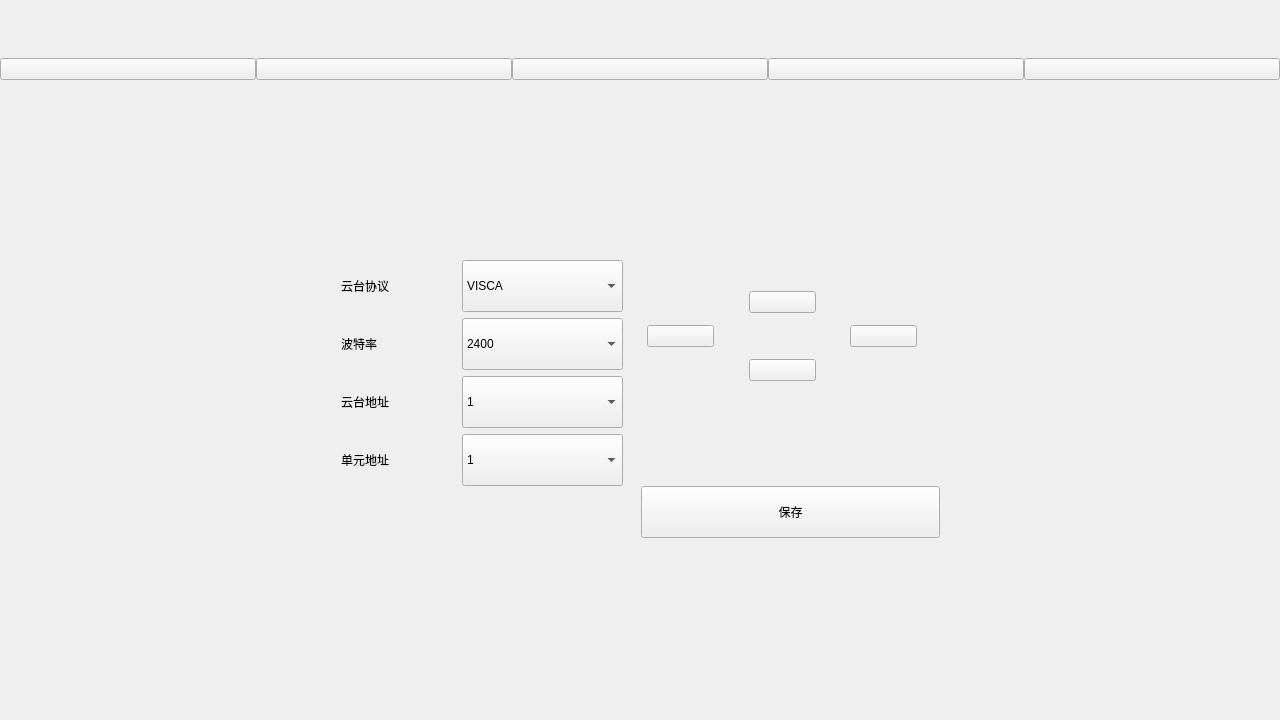
The window that funcView.ui (liyiyi111/sound) describes before a commit, drawn with Qt 5.
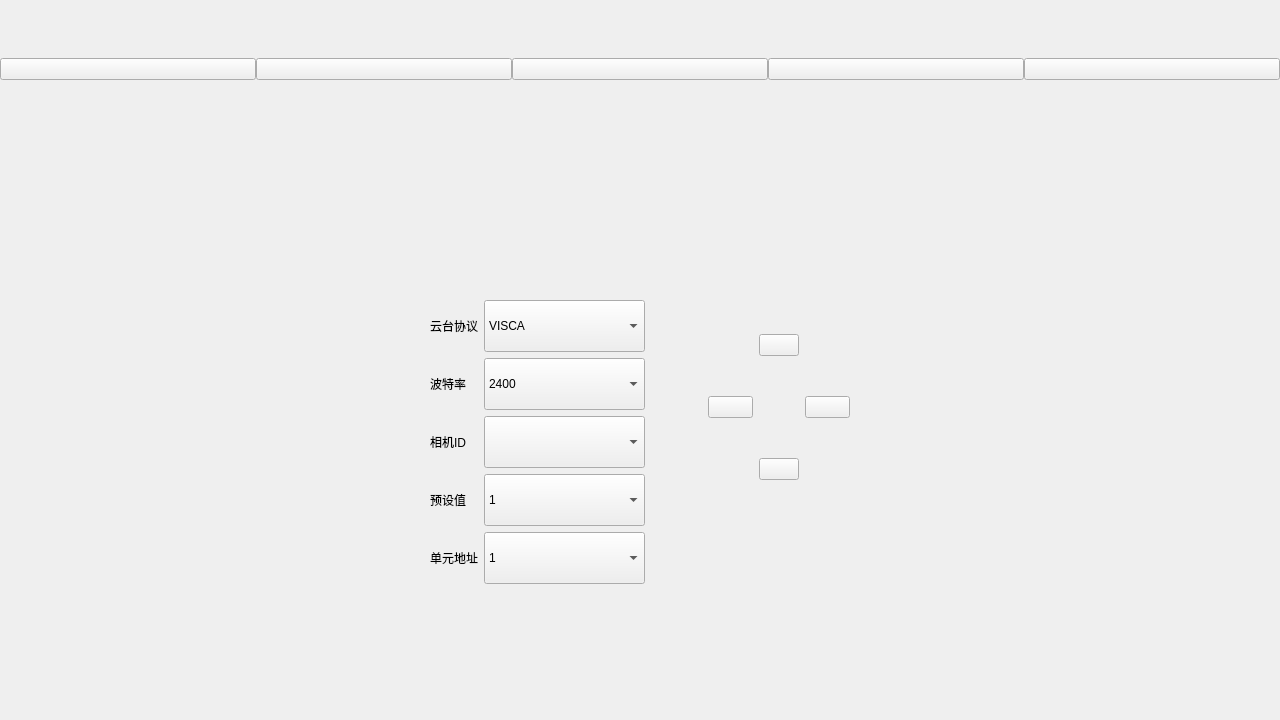
The same window after the commit. The open tabs and pages were chosen to show the change. Icons and pictures are not drawn. Custom widgets are drawn as their Qt base class.

```diff
--- a/funcView.ui
+++ b/funcView.ui
@@ -19,24 +19,15 @@
   <property name="windowTitle">
    <string>Form</string>
   </property>
-  <layout class="QGridLayout" name="gridLayout_10">
-   <property name="leftMargin">
-    <number>0</number>
-   </property>
-   <property name="topMargin">
-    <number>0</number>
-   </property>
-   <property name="rightMargin">
-    <number>0</number>
-   </property>
-   <property name="bottomMargin">
-    <number>0</number>
-   </property>
-   <property name="spacing">
-    <number>0</number>
-   </property>
-   <item row="0" column="0">
     <widget class="QWidget" name="widget" native="true">
+   <property name="geometry">
+    <rect>
+     <x>0</x>
+     <y>0</y>
+     <width>1280</width>
+     <height>798</height>
+    </rect>
+   </property>
      <property name="minimumSize">
       <size>
        <width>1280</width>
@@ -48,12 +39,12 @@
        <number>0</number>
       </property>
       <property name="topMargin">
-       <number>58</number>
+     <number>22</number>
       </property>
       <property name="rightMargin">
        <number>0</number>
       </property>
-      <item row="0" column="0">
+    <item row="1" column="0">
        <widget class="QWidget" name="hostWidget" native="true">
         <property name="maximumSize">
          <size>
@@ -115,7 +106,50 @@
         </layout>
        </widget>
       </item>
-      <item row="1" column="0">
+    <item row="0" column="0">
+     <layout class="QHBoxLayout" name="horizontalLayout_7">
+      <item>
+       <spacer name="horizontalSpacer_18">
+        <property name="orientation">
+         <enum>Qt::Horizontal</enum>
+        </property>
+        <property name="sizeHint" stdset="0">
+         <size>
+          <width>768</width>
+          <height>17</height>
+         </size>
+        </property>
+       </spacer>
+      </item>
+      <item>
+       <widget class="QPushButton" name="pushButton">
+        <property name="minimumSize">
+         <size>
+          <width>55</width>
+          <height>30</height>
+         </size>
+        </property>
+        <property name="text">
+         <string/>
+        </property>
+        <property name="icon">
+         <iconset resource="pic/image.qrc">
+          <normaloff>:/close.png</normaloff>:/close.png</iconset>
+        </property>
+        <property name="iconSize">
+         <size>
+          <width>50</width>
+          <height>30</height>
+         </size>
+        </property>
+        <property name="flat">
+         <bool>true</bool>
+        </property>
+       </widget>
+      </item>
+     </layout>
+    </item>
+    <item row="2" column="0">
        <widget class="QStackedWidget" name="stackedWidget">
         <property name="minimumSize">
          <size>
@@ -124,7 +158,7 @@
          </size>
         </property>
         <property name="currentIndex">
-         <number>0</number>
+       <number>2</number>
         </property>
         <widget class="QWidget" name="page_3">
          <layout class="QGridLayout" name="gridLayout">
@@ -453,19 +487,37 @@
          </layout>
         </widget>
         <widget class="QWidget" name="page">
-         <layout class="QGridLayout" name="gridLayout_11">
+       <layout class="QGridLayout" name="gridLayout_10">
+        <item row="0" column="1">
+         <spacer name="verticalSpacer_2">
+          <property name="orientation">
+           <enum>Qt::Vertical</enum>
+          </property>
+          <property name="sizeHint" stdset="0">
+           <size>
+            <width>20</width>
+            <height>185</height>
+           </size>
+          </property>
+         </spacer>
+        </item>
+        <item row="1" column="0">
+         <spacer name="horizontalSpacer_17">
+          <property name="orientation">
+           <enum>Qt::Horizontal</enum>
+          </property>
+          <property name="sizeHint" stdset="0">
+           <size>
+            <width>409</width>
+            <height>20</height>
+           </size>
+          </property>
+         </spacer>
+        </item>
           <item row="1" column="1">
-           <layout class="QVBoxLayout" name="verticalLayout_2">
-            <property name="spacing">
-             <number>0</number>
-            </property>
-            <item>
              <layout class="QHBoxLayout" name="horizontalLayout_2">
-              <property name="spacing">
-               <number>12</number>
-              </property>
               <item>
-               <layout class="QGridLayout" name="gridLayout_3" rowstretch="1,1,1,1" columnstretch="1,1">
+           <layout class="QGridLayout" name="gridLayout_3" rowstretch="1,0,0,0,0" columnstretch="1,0">
                 <property name="topMargin">
                  <number>0</number>
                 </property>
@@ -493,16 +545,13 @@
                     <string>9600</string>
                    </property>
                   </item>
-                  <item>
-                   <property name="text">
-                    <string>38400</string>
-                   </property>
-                  </item>
-                  <item>
+             </widget>
+            </item>
+            <item row="2" column="0">
+             <widget class="QLabel" name="label">
                    <property name="text">
-                    <string>115200</string>
-                   </property>
-                  </item>
+               <string>相机ID</string>
+              </property>
                  </widget>
                 </item>
                 <item row="1" column="0">
@@ -512,17 +561,10 @@
                   </property>
                  </widget>
                 </item>
-                <item row="0" column="0">
-                 <widget class="QLabel" name="lbprotocol">
+            <item row="4" column="0">
+             <widget class="QLabel" name="lbCell2">
                   <property name="text">
-                   <string>云台协议</string>
-                  </property>
-                 </widget>
-                </item>
-                <item row="2" column="0">
-                 <widget class="QLabel" name="lbHolder">
-                  <property name="text">
-                   <string>云台地址</string>
+               <string>单元地址</string>
                   </property>
                  </widget>
                 </item>
@@ -551,29 +593,21 @@
                   </item>
                  </widget>
                 </item>
-                <item row="3" column="1">
-                 <widget class="ComboBox" name="cbCell">
-                  <property name="minimumSize">
-                   <size>
-                    <width>161</width>
-                    <height>52</height>
-                   </size>
-                  </property>
-                  <item>
+            <item row="0" column="0">
+             <widget class="QLabel" name="lbprotocol">
                    <property name="text">
-                    <string>1</string>
-                   </property>
-                  </item>
+               <string>云台协议</string>
+              </property>
                  </widget>
                 </item>
                 <item row="3" column="0">
-                 <widget class="QLabel" name="lbCell2">
+             <widget class="QLabel" name="lbHolder">
                   <property name="text">
-                   <string>单元地址</string>
+               <string>预设值</string>
                   </property>
                  </widget>
                 </item>
-                <item row="2" column="1">
+            <item row="3" column="1">
                  <widget class="ComboBox" name="cbAddress">
                   <property name="minimumSize">
                    <size>
@@ -586,25 +620,88 @@
                     <string>1</string>
                    </property>
                   </item>
+              <item>
+               <property name="text">
+                <string>2</string>
+               </property>
+              </item>
+              <item>
+               <property name="text">
+                <string>3</string>
+               </property>
+              </item>
+              <item>
+               <property name="text">
+                <string>4</string>
+               </property>
+              </item>
+              <item>
+               <property name="text">
+                <string>5</string>
+               </property>
+              </item>
+              <item>
+               <property name="text">
+                <string>6</string>
+               </property>
+              </item>
+              <item>
+               <property name="text">
+                <string>7</string>
+               </property>
+              </item>
+             </widget>
+            </item>
+            <item row="2" column="1">
+             <widget class="QComboBox" name="cbCamera">
+              <property name="minimumSize">
+               <size>
+                <width>161</width>
+                <height>52</height>
+               </size>
+              </property>
+             </widget>
+            </item>
+            <item row="4" column="1">
+             <widget class="ComboBox" name="cbCell">
+              <property name="minimumSize">
+               <size>
+                <width>161</width>
+                <height>52</height>
+               </size>
+              </property>
+              <item>
+               <property name="text">
+                <string>1</string>
+               </property>
+              </item>
                  </widget>
                 </item>
                </layout>
               </item>
               <item>
-               <layout class="QVBoxLayout" name="verticalLayout_3">
-                <property name="bottomMargin">
-                 <number>7</number>
-                </property>
+           <spacer name="horizontalSpacer_16">
+            <property name="orientation">
+             <enum>Qt::Horizontal</enum>
+            </property>
+            <property name="sizeHint" stdset="0">
+             <size>
+              <width>40</width>
+              <height>20</height>
+             </size>
+            </property>
+           </spacer>
+          </item>
                 <item>
-                 <layout class="QGridLayout" name="gridLayout_4" rowstretch="1,1,1" columnstretch="1,1,1">
+           <layout class="QGridLayout" name="gridLayout_4">
                   <item row="0" column="0">
-                   <spacer name="horizontalSpacer_4">
+             <spacer name="horizontalSpacer_3">
                     <property name="orientation">
                      <enum>Qt::Horizontal</enum>
                     </property>
                     <property name="sizeHint" stdset="0">
                      <size>
-                      <width>68</width>
+                <width>40</width>
                       <height>20</height>
                      </size>
                     </property>
@@ -636,13 +733,13 @@
                    </widget>
                   </item>
                   <item row="0" column="2">
-                   <spacer name="horizontalSpacer_5">
+             <spacer name="horizontalSpacer_4">
                     <property name="orientation">
                      <enum>Qt::Horizontal</enum>
                     </property>
                     <property name="sizeHint" stdset="0">
                      <size>
-                      <width>68</width>
+                <width>40</width>
                       <height>20</height>
                      </size>
                     </property>
@@ -668,13 +765,13 @@
                    </widget>
                   </item>
                   <item row="1" column="1">
-                   <spacer name="horizontalSpacer_3">
+             <spacer name="horizontalSpacer_5">
                     <property name="orientation">
                      <enum>Qt::Horizontal</enum>
                     </property>
                     <property name="sizeHint" stdset="0">
                      <size>
-                      <width>68</width>
+                <width>40</width>
                       <height>20</height>
                      </size>
                     </property>
@@ -706,7 +803,7 @@
                     </property>
                     <property name="sizeHint" stdset="0">
                      <size>
-                      <width>68</width>
+                <width>40</width>
                       <height>20</height>
                      </size>
                     </property>
@@ -738,58 +835,23 @@
                     </property>
                     <property name="sizeHint" stdset="0">
                      <size>
-                      <width>68</width>
+                <width>40</width>
                       <height>20</height>
                      </size>
                     </property>
                    </spacer>
                   </item>
-                 </layout>
-                </item>
-                <item>
-                 <layout class="QHBoxLayout" name="horizontalLayout_3" stretch="1,1">
-                  <item>
-                   <widget class="QPushButton" name="btnBig">
-                    <property name="minimumSize">
-                     <size>
-                      <width>0</width>
-                      <height>0</height>
-                     </size>
-                    </property>
-                    <property name="text">
-                     <string/>
-                    </property>
-                    <property name="icon">
-                     <iconset resource="pic/image.qrc">
-                      <normaloff>:/+未选中.png</normaloff>:/+未选中.png</iconset>
-                    </property>
-                    <property name="iconSize">
-                     <size>
-                      <width>76</width>
-                      <height>56</height>
-                     </size>
-                    </property>
-                    <property name="flat">
-                     <bool>true</bool>
-                    </property>
-                   </widget>
-                  </item>
-                  <item>
+            <item row="3" column="0">
                    <widget class="QPushButton" name="btnReduce">
                     <property name="minimumSize">
                      <size>
-                      <width>0</width>
-                      <height>0</height>
+                <width>45</width>
+                <height>30</height>
                      </size>
                     </property>
                     <property name="text">
                      <string/>
                     </property>
-                    <property name="icon">
-                     <iconset resource="pic/image.qrc">
-                      <normaloff>:/-未选中.png</normaloff>
-                      <normalon>:/-选中.png</normalon>:/-未选中.png</iconset>
-                    </property>
                     <property name="iconSize">
                      <size>
                       <width>76</width>
@@ -801,37 +863,44 @@
                     </property>
                    </widget>
                   </item>
-                 </layout>
-                </item>
-               </layout>
-              </item>
-             </layout>
-            </item>
-            <item>
-             <layout class="QHBoxLayout" name="horizontalLayout_6" stretch="1,1">
-              <item>
+            <item row="3" column="1">
                <spacer name="horizontalSpacer_11">
                 <property name="orientation">
                  <enum>Qt::Horizontal</enum>
                 </property>
                 <property name="sizeHint" stdset="0">
                  <size>
-                  <width>438</width>
+                <width>40</width>
                   <height>20</height>
                  </size>
                 </property>
                </spacer>
               </item>
-              <item>
-               <widget class="QPushButton" name="btnSave">
+            <item row="3" column="2">
+             <widget class="QPushButton" name="btnBig">
                 <property name="minimumSize">
                  <size>
-                  <width>161</width>
-                  <height>52</height>
+                <width>45</width>
+                <height>30</height>
+               </size>
+              </property>
+              <property name="maximumSize">
+               <size>
+                <width>11111</width>
+                <height>11111</height>
                  </size>
                 </property>
                 <property name="text">
-                 <string>保存</string>
+               <string/>
+              </property>
+              <property name="iconSize">
+               <size>
+                <width>76</width>
+                <height>56</height>
+               </size>
+              </property>
+              <property name="flat">
+               <bool>true</bool>
                 </property>
                </widget>
               </item>
@@ -839,6 +908,19 @@
             </item>
            </layout>
           </item>
+        <item row="1" column="2">
+         <spacer name="horizontalSpacer_19">
+          <property name="orientation">
+           <enum>Qt::Horizontal</enum>
+          </property>
+          <property name="sizeHint" stdset="0">
+           <size>
+            <width>409</width>
+            <height>20</height>
+           </size>
+          </property>
+         </spacer>
+        </item>
           <item row="2" column="1">
            <spacer name="verticalSpacer_10">
             <property name="orientation">
@@ -847,46 +929,7 @@
             <property name="sizeHint" stdset="0">
              <size>
               <width>20</width>
-              <height>108</height>
-             </size>
-            </property>
-           </spacer>
-          </item>
-          <item row="1" column="2">
-           <spacer name="horizontalSpacer_17">
-            <property name="orientation">
-             <enum>Qt::Horizontal</enum>
-            </property>
-            <property name="sizeHint" stdset="0">
-             <size>
-              <width>157</width>
-              <height>20</height>
-             </size>
-            </property>
-           </spacer>
-          </item>
-          <item row="1" column="0">
-           <spacer name="horizontalSpacer_16">
-            <property name="orientation">
-             <enum>Qt::Horizontal</enum>
-            </property>
-            <property name="sizeHint" stdset="0">
-             <size>
-              <width>157</width>
-              <height>20</height>
-             </size>
-            </property>
-           </spacer>
-          </item>
-          <item row="0" column="1">
-           <spacer name="verticalSpacer_2">
-            <property name="orientation">
-             <enum>Qt::Vertical</enum>
-            </property>
-            <property name="sizeHint" stdset="0">
-             <size>
-              <width>20</width>
-              <height>87</height>
+            <height>185</height>
              </size>
             </property>
            </spacer>
@@ -1073,7 +1116,7 @@
                 <property name="minimumSize">
                  <size>
                   <width>161</width>
-                  <height>52</height>
+                <height>45</height>
                  </size>
                 </property>
                 <property name="text">
@@ -1117,8 +1160,6 @@
       </item>
      </layout>
     </widget>
-   </item>
-  </layout>
  </widget>
  <customwidgets>
   <customwidget>
```
Lines whose indentation alone changed are shown as unchanged.
